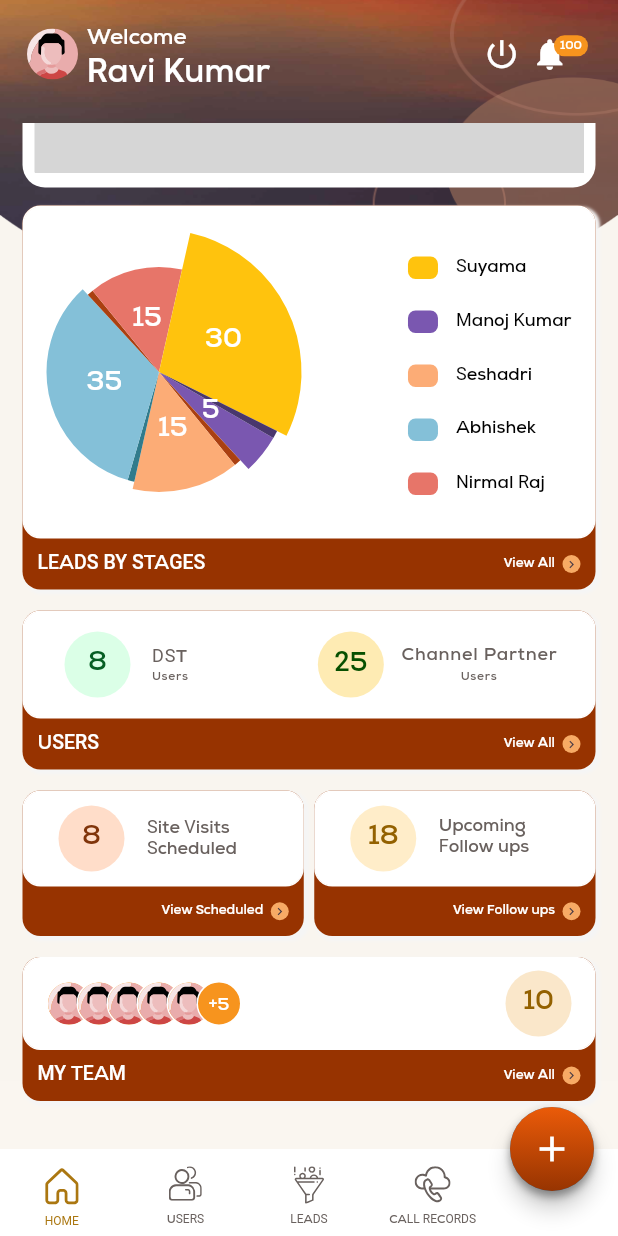
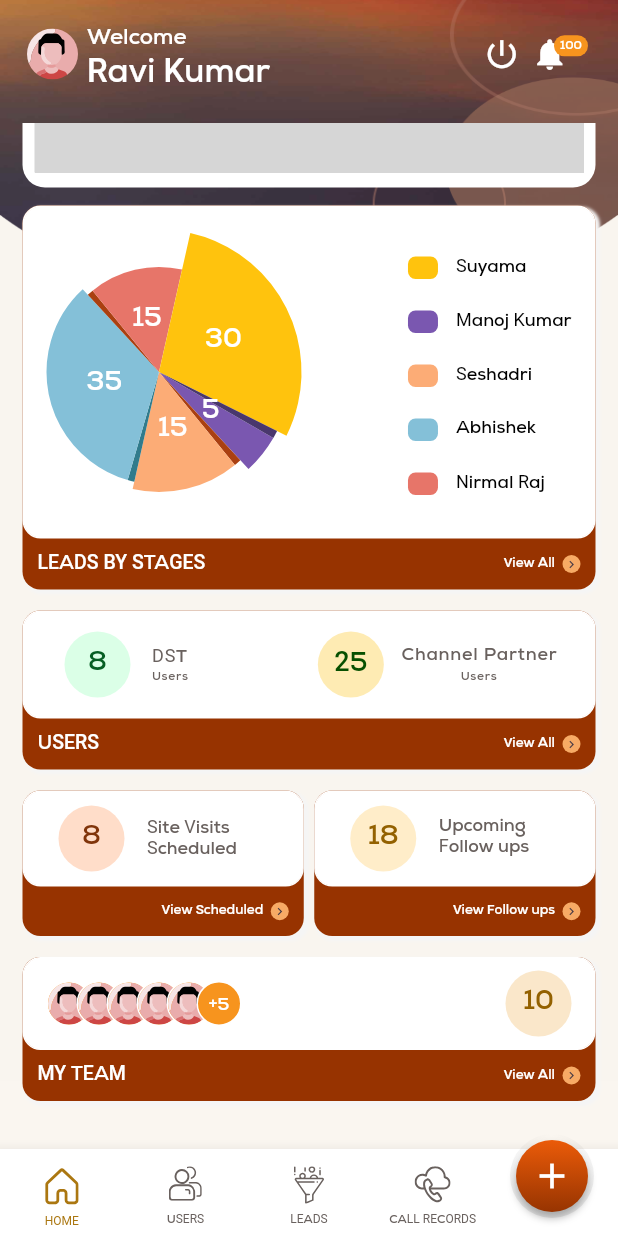
Before and after one commit to vikaspizone/leads, a Flutter app: the screen it shows after launch, scrolled down 169 dp, on a phone screen of 412 x 824 dp. Run offline on Flutter 3.47's test engine with Material 2 defaults, Android fonts, the phone set to English and light mode, and no system bars; drawn by our look-alikes of fl_chart, flip_card; our stand-ins replace flutter_slidable, flutter_svg, stacked, stacked_services, stacked_shared, syncfusion_flutter_charts; grey boxes are pictures that could not be loaded.

Commit message:
Fix add icon in bottom-tab

```diff
--- a/lib/ui/views/home/home_view.dart
+++ b/lib/ui/views/home/home_view.dart
@@ -23,26 +23,47 @@ class HomeView extends StackedView<HomeViewModel> {
     var height = MediaQuery.of(context).viewPadding.top;
 
     return Scaffold(
-      bottomNavigationBar: const BottomBar(),
+      bottomNavigationBar: const BottomAppBar(child: BottomBar()),
       floatingActionButtonLocation: FloatingActionButtonLocation.endDocked,
-      floatingActionButton: FloatingActionButton(
+      floatingActionButton: Column(
+        mainAxisAlignment: MainAxisAlignment.end,
+        children: [
+          Container(
+            decoration: const BoxDecoration(
+                gradient: RadialGradient(
+                    tileMode: TileMode.decal,
+                    radius: 12,
+                    center: Alignment.topCenter,
+                    colors: [Colors.transparent, Color(0xfff6f2ed)]),
+                shape: BoxShape.circle),
+            child: FloatingActionButton(
+              backgroundColor: Colors.transparent,
+              elevation: 0,
+              highlightElevation: 0.0,
               child: Container(
                   decoration: BoxDecoration(
                       borderRadius: BorderRadius.circular(28),
-                gradient: const LinearGradient(colors: [
+                      gradient: const LinearGradient(
+                          colors: [
                             Color.fromRGBO(235, 91, 9, 1),
                             Color.fromRGBO(151, 52, 1, 1)
-                ], begin: Alignment.topCenter, end: Alignment.bottomCenter),
+                          ],
+                          begin: Alignment.topCenter,
+                          end: Alignment.bottomCenter),
                       boxShadow: const [
                         BoxShadow(
                             color: Color.fromRGBO(0, 0, 0, 0.30),
                             blurRadius: 4,
                             offset: Offset(0, 4))
                       ]),
-            height: double.infinity,
-            width: double.infinity,
+                  height: 48,
+                  width: 48,
                   child: const Icon(Icons.add, size: 28, color: Colors.white)),
               onPressed: () {},
+            ),
+          ),
+          const SizedBox(height: 12)
+        ],
       ),
       body: Stack(
         children: [
```
Lines whose indentation alone changed are shown as unchanged.
